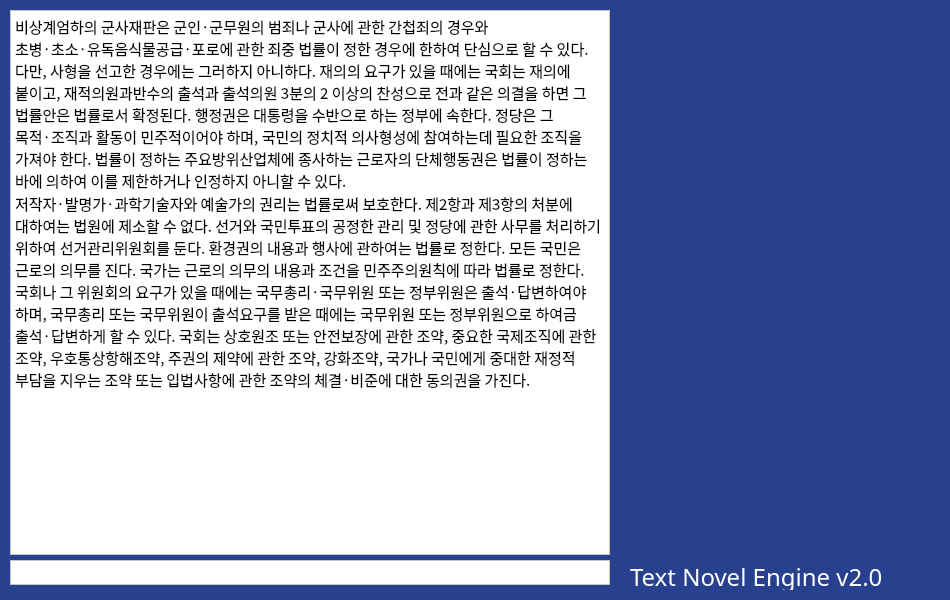
This is Core/GUI.ui in Srat00/PyTNE as Qt 5 draws it before an edit. The edited form follows.
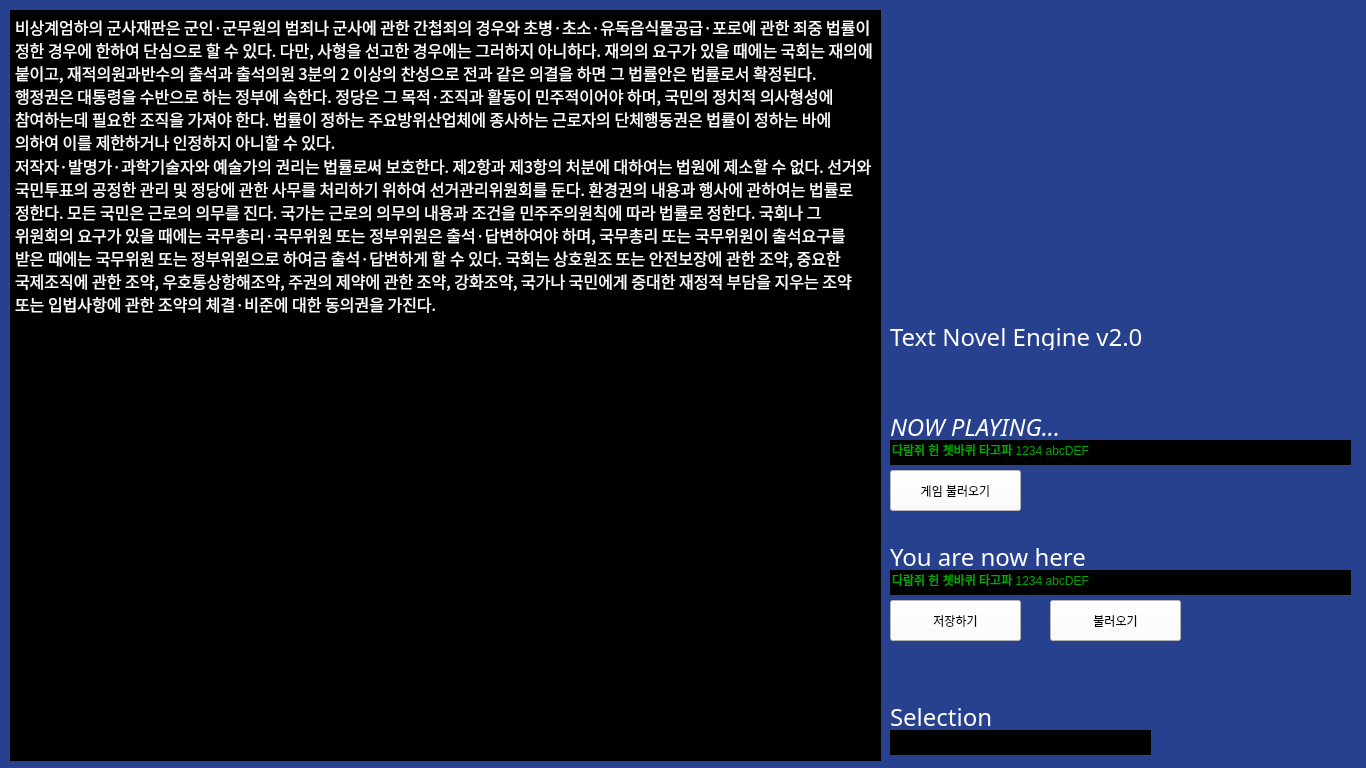
This is the edited form. Icons and pictures are not drawn.

Commit message: 디자인 변경

```diff
--- a/Core/GUI.ui
+++ b/Core/GUI.ui
@@ -6,8 +6,8 @@
    <rect>
     <x>0</x>
     <y>0</y>
-    <width>950</width>
-    <height>600</height>
+    <width>1366</width>
+    <height>768</height>
    </rect>
   </property>
   <property name="sizePolicy">
@@ -18,14 +18,14 @@
   </property>
   <property name="minimumSize">
    <size>
-    <width>950</width>
-    <height>600</height>
+    <width>1366</width>
+    <height>768</height>
    </size>
   </property>
   <property name="maximumSize">
    <size>
-    <width>950</width>
-    <height>600</height>
+    <width>50000</width>
+    <height>50000</height>
    </size>
   </property>
   <property name="windowTitle">
@@ -40,8 +40,8 @@
      <rect>
       <x>10</x>
       <y>10</y>
-      <width>600</width>
-      <height>545</height>
+      <width>871</width>
+      <height>751</height>
      </rect>
     </property>
     <property name="sizePolicy">
@@ -56,22 +56,32 @@
       <height>545</height>
      </size>
     </property>
+    <property name="maximumSize">
+     <size>
+      <width>12312</width>
+      <height>123123</height>
+     </size>
+    </property>
     <property name="font">
      <font>
-      <family>DOSGothic</family>
-      <pointsize>11</pointsize>
+      <family>돋움체</family>
+      <pointsize>12</pointsize>
       <weight>50</weight>
+      <italic>false</italic>
       <bold>false</bold>
      </font>
     </property>
     <property name="styleSheet">
-     <string notr="true">background-color: rgb(255, 255, 255);</string>
+     <string notr="true">background-color: rgb(255, 255, 255);
+color: rgb(255, 255, 255);
+background-color: rgb(0, 0, 0);
+font: 12pt &quot;돋움체&quot;;</string>
     </property>
     <property name="html">
      <string>&lt;!DOCTYPE HTML PUBLIC &quot;-//W3C//DTD HTML 4.0//EN&quot; &quot;http://www.w3.org/TR/REC-html40/strict.dtd&quot;&gt;
 &lt;html&gt;&lt;head&gt;&lt;meta name=&quot;qrichtext&quot; content=&quot;1&quot; /&gt;&lt;style type=&quot;text/css&quot;&gt;
 p, li { white-space: pre-wrap; }
-&lt;/style&gt;&lt;/head&gt;&lt;body style=&quot; font-family:'DOSGothic'; font-size:11pt; font-weight:400; font-style:normal;&quot;&gt;
+&lt;/style&gt;&lt;/head&gt;&lt;body style=&quot; font-family:'돋움체'; font-size:12pt; font-weight:400; font-style:normal;&quot;&gt;
 &lt;p style=&quot; margin-top:0px; margin-bottom:0px; margin-left:0px; margin-right:0px; -qt-block-indent:0; text-indent:0px;&quot;&gt;비상계엄하의 군사재판은 군인·군무원의 범죄나 군사에 관한 간첩죄의 경우와 초병·초소·유독음식물공급·포로에 관한 죄중 법률이 정한 경우에 한하여 단심으로 할 수 있다. 다만, 사형을 선고한 경우에는 그러하지 아니하다. 재의의 요구가 있을 때에는 국회는 재의에 붙이고, 재적의원과반수의 출석과 출석의원 3분의 2 이상의 찬성으로 전과 같은 의결을 하면 그 법률안은 법률로서 확정된다. 행정권은 대통령을 수반으로 하는 정부에 속한다. 정당은 그 목적·조직과 활동이 민주적이어야 하며, 국민의 정치적 의사형성에 참여하는데 필요한 조직을 가져야 한다. 법률이 정하는 주요방위산업체에 종사하는 근로자의 단체행동권은 법률이 정하는 바에 의하여 이를 제한하거나 인정하지 아니할 수 있다.&lt;/p&gt;
 &lt;p style=&quot; margin-top:0px; margin-bottom:0px; margin-left:0px; margin-right:0px; -qt-block-indent:0; text-indent:0px;&quot;&gt;저작자·발명가·과학기술자와 예술가의 권리는 법률로써 보호한다. 제2항과 제3항의 처분에 대하여는 법원에 제소할 수 없다. 선거와 국민투표의 공정한 관리 및 정당에 관한 사무를 처리하기 위하여 선거관리위원회를 둔다. 환경권의 내용과 행사에 관하여는 법률로 정한다. 모든 국민은 근로의 의무를 진다. 국가는 근로의 의무의 내용과 조건을 민주주의원칙에 따라 법률로 정한다. 국회나 그 위원회의 요구가 있을 때에는 국무총리·국무위원 또는 정부위원은 출석·답변하여야 하며, 국무총리 또는 국무위원이 출석요구를 받은 때에는 국무위원 또는 정부위원으로 하여금 출석·답변하게 할 수 있다. 국회는 상호원조 또는 안전보장에 관한 조약, 중요한 국제조직에 관한 조약, 우호통상항해조약, 주권의 제약에 관한 조약, 강화조약, 국가나 국민에게 중대한 재정적 부담을 지우는 조약 또는 입법사항에 관한 조약의 체결·비준에 대한 동의권을 가진다.&lt;/p&gt;&lt;/body&gt;&lt;/html&gt;</string>
     </property>
@@ -82,8 +92,8 @@
    <widget class="QLabel" name="TNE_logo">
     <property name="geometry">
      <rect>
-      <x>630</x>
-      <y>560</y>
+      <x>890</x>
+      <y>320</y>
       <width>280</width>
       <height>30</height>
      </rect>
@@ -114,59 +124,13 @@
      <string>&lt;html&gt;&lt;head/&gt;&lt;body&gt;&lt;p&gt;&lt;span style=&quot; color:#ffffff;&quot;&gt;Text Novel Engine v2.0&lt;/span&gt;&lt;/p&gt;&lt;/body&gt;&lt;/html&gt;</string>
     </property>
    </widget>
-   <widget class="QPlainTextEdit" name="Input">
-    <property name="geometry">
-     <rect>
-      <x>10</x>
-      <y>560</y>
-      <width>600</width>
-      <height>25</height>
-     </rect>
-    </property>
-    <property name="minimumSize">
-     <size>
-      <width>600</width>
-      <height>25</height>
-     </size>
-    </property>
-    <property name="font">
-     <font>
-      <family>DOSGothic</family>
-      <pointsize>14</pointsize>
-      <weight>50</weight>
-      <bold>false</bold>
-      <kerning>true</kerning>
-     </font>
-    </property>
-    <property name="contextMenuPolicy">
-     <enum>Qt::DefaultContextMenu</enum>
-    </property>
-    <property name="acceptDrops">
-     <bool>true</bool>
-    </property>
-    <property name="layoutDirection">
-     <enum>Qt::LeftToRight</enum>
-    </property>
-    <property name="styleSheet">
-     <string notr="true">background-color: rgb(255, 255, 255);</string>
-    </property>
-    <property name="verticalScrollBarPolicy">
-     <enum>Qt::ScrollBarAlwaysOff</enum>
-    </property>
-    <property name="horizontalScrollBarPolicy">
-     <enum>Qt::ScrollBarAlwaysOff</enum>
-    </property>
-    <property name="plainText">
-     <string/>
-    </property>
-   </widget>
    <widget class="QLabel" name="Image">
     <property name="geometry">
      <rect>
-      <x>620</x>
+      <x>890</x>
       <y>10</y>
-      <width>300</width>
-      <height>200</height>
+      <width>460</width>
+      <height>300</height>
      </rect>
     </property>
     <property name="styleSheet">
@@ -176,6 +140,267 @@
      <string/>
     </property>
    </widget>
+   <widget class="QPushButton" name="RoomSave">
+    <property name="geometry">
+     <rect>
+      <x>890</x>
+      <y>600</y>
+      <width>131</width>
+      <height>41</height>
+     </rect>
+    </property>
+    <property name="styleSheet">
+     <string notr="true">background-color: rgb(255, 255, 255);</string>
+    </property>
+    <property name="text">
+     <string>저장하기</string>
+    </property>
+   </widget>
+   <widget class="QPushButton" name="GameLoad">
+    <property name="geometry">
+     <rect>
+      <x>890</x>
+      <y>470</y>
+      <width>131</width>
+      <height>41</height>
+     </rect>
+    </property>
+    <property name="styleSheet">
+     <string notr="true">background-color: rgb(255, 255, 255);</string>
+    </property>
+    <property name="text">
+     <string>게임 불러오기</string>
+    </property>
+   </widget>
+   <widget class="QLabel" name="NowPlaying">
+    <property name="geometry">
+     <rect>
+      <x>890</x>
+      <y>410</y>
+      <width>301</width>
+      <height>30</height>
+     </rect>
+    </property>
+    <property name="sizePolicy">
+     <sizepolicy hsizetype="MinimumExpanding" vsizetype="Minimum">
+      <horstretch>0</horstretch>
+      <verstretch>0</verstretch>
+     </sizepolicy>
+    </property>
+    <property name="minimumSize">
+     <size>
+      <width>280</width>
+      <height>30</height>
+     </size>
+    </property>
+    <property name="font">
+     <font>
+      <family>DOSMyungjo</family>
+      <pointsize>18</pointsize>
+      <weight>50</weight>
+      <italic>false</italic>
+      <bold>false</bold>
+      <kerning>true</kerning>
+     </font>
+    </property>
+    <property name="text">
+     <string>&lt;html&gt;&lt;head/&gt;&lt;body&gt;&lt;p&gt;&lt;span style=&quot; font-style:italic; color:#ffffff;&quot;&gt;NOW PLAYING...&lt;/span&gt;&lt;/p&gt;&lt;/body&gt;&lt;/html&gt;</string>
+    </property>
+   </widget>
+   <widget class="QLineEdit" name="Select">
+    <property name="geometry">
+     <rect>
+      <x>890</x>
+      <y>730</y>
+      <width>261</width>
+      <height>25</height>
+     </rect>
+    </property>
+    <property name="minimumSize">
+     <size>
+      <width>0</width>
+      <height>0</height>
+     </size>
+    </property>
+    <property name="maximumSize">
+     <size>
+      <width>1030</width>
+      <height>25</height>
+     </size>
+    </property>
+    <property name="styleSheet">
+     <string notr="true">background-color: rgb(0,0,0);
+color: rgb(255, 255, 255);
+font: 11pt &quot;돋움체&quot;;</string>
+    </property>
+    <property name="text">
+     <string/>
+    </property>
+    <property name="frame">
+     <bool>false</bool>
+    </property>
+   </widget>
+   <widget class="QLabel" name="NowPlaying_2">
+    <property name="geometry">
+     <rect>
+      <x>890</x>
+      <y>540</y>
+      <width>301</width>
+      <height>30</height>
+     </rect>
+    </property>
+    <property name="sizePolicy">
+     <sizepolicy hsizetype="MinimumExpanding" vsizetype="Minimum">
+      <horstretch>0</horstretch>
+      <verstretch>0</verstretch>
+     </sizepolicy>
+    </property>
+    <property name="minimumSize">
+     <size>
+      <width>280</width>
+      <height>30</height>
+     </size>
+    </property>
+    <property name="font">
+     <font>
+      <family>DOSMyungjo</family>
+      <pointsize>18</pointsize>
+      <weight>50</weight>
+      <italic>false</italic>
+      <bold>false</bold>
+      <kerning>true</kerning>
+     </font>
+    </property>
+    <property name="text">
+     <string>&lt;html&gt;&lt;head/&gt;&lt;body&gt;&lt;p&gt;&lt;span style=&quot; color:#ffffff;&quot;&gt;You are now here&lt;/span&gt;&lt;/p&gt;&lt;/body&gt;&lt;/html&gt;</string>
+    </property>
+   </widget>
+   <widget class="QLabel" name="NowPlaying_4">
+    <property name="geometry">
+     <rect>
+      <x>890</x>
+      <y>700</y>
+      <width>121</width>
+      <height>30</height>
+     </rect>
+    </property>
+    <property name="sizePolicy">
+     <sizepolicy hsizetype="MinimumExpanding" vsizetype="Minimum">
+      <horstretch>0</horstretch>
+      <verstretch>0</verstretch>
+     </sizepolicy>
+    </property>
+    <property name="minimumSize">
+     <size>
+      <width>0</width>
+      <height>0</height>
+     </size>
+    </property>
+    <property name="font">
+     <font>
+      <family>DOSMyungjo</family>
+      <pointsize>18</pointsize>
+      <weight>50</weight>
+      <italic>false</italic>
+      <bold>false</bold>
+      <kerning>true</kerning>
+     </font>
+    </property>
+    <property name="text">
+     <string>&lt;html&gt;&lt;head/&gt;&lt;body&gt;&lt;p&gt;&lt;span style=&quot; color:#ffffff;&quot;&gt;Selection&lt;/span&gt;&lt;/p&gt;&lt;/body&gt;&lt;/html&gt;</string>
+    </property>
+   </widget>
+   <widget class="QLineEdit" name="Select_2">
+    <property name="geometry">
+     <rect>
+      <x>890</x>
+      <y>440</y>
+      <width>461</width>
+      <height>25</height>
+     </rect>
+    </property>
+    <property name="minimumSize">
+     <size>
+      <width>0</width>
+      <height>0</height>
+     </size>
+    </property>
+    <property name="maximumSize">
+     <size>
+      <width>1030</width>
+      <height>25</height>
+     </size>
+    </property>
+    <property name="styleSheet">
+     <string notr="true">background-color: rgb(0,0,0);
+color: rgb(0, 170, 0);
+font: 11pt &quot;돋움체&quot;;</string>
+    </property>
+    <property name="text">
+     <string>다람쥐 헌 쳇바퀴 타고파 1234 abcDEF</string>
+    </property>
+    <property name="frame">
+     <bool>false</bool>
+    </property>
+    <property name="readOnly">
+     <bool>true</bool>
+    </property>
+   </widget>
+   <widget class="QLineEdit" name="Select_3">
+    <property name="geometry">
+     <rect>
+      <x>890</x>
+      <y>570</y>
+      <width>461</width>
+      <height>25</height>
+     </rect>
+    </property>
+    <property name="minimumSize">
+     <size>
+      <width>0</width>
+      <height>0</height>
+     </size>
+    </property>
+    <property name="maximumSize">
+     <size>
+      <width>1030</width>
+      <height>25</height>
+     </size>
+    </property>
+    <property name="styleSheet">
+     <string notr="true">background-color: rgb(0,0,0);
+color: rgb(0, 170, 0);
+font: 11pt &quot;돋움체&quot;;</string>
+    </property>
+    <property name="text">
+     <string>다람쥐 헌 쳇바퀴 타고파 1234 abcDEF</string>
+    </property>
+    <property name="frame">
+     <bool>false</bool>
+    </property>
+    <property name="dragEnabled">
+     <bool>false</bool>
+    </property>
+    <property name="readOnly">
+     <bool>true</bool>
+    </property>
+   </widget>
+   <widget class="QPushButton" name="RoomLoad">
+    <property name="geometry">
+     <rect>
+      <x>1050</x>
+      <y>600</y>
+      <width>131</width>
+      <height>41</height>
+     </rect>
+    </property>
+    <property name="styleSheet">
+     <string notr="true">background-color: rgb(255, 255, 255);</string>
+    </property>
+    <property name="text">
+     <string>불러오기</string>
+    </property>
+   </widget>
   </widget>
  </widget>
  <resources>
```
Left out of the diff: 4 changed lines with no effect on the pictures.
